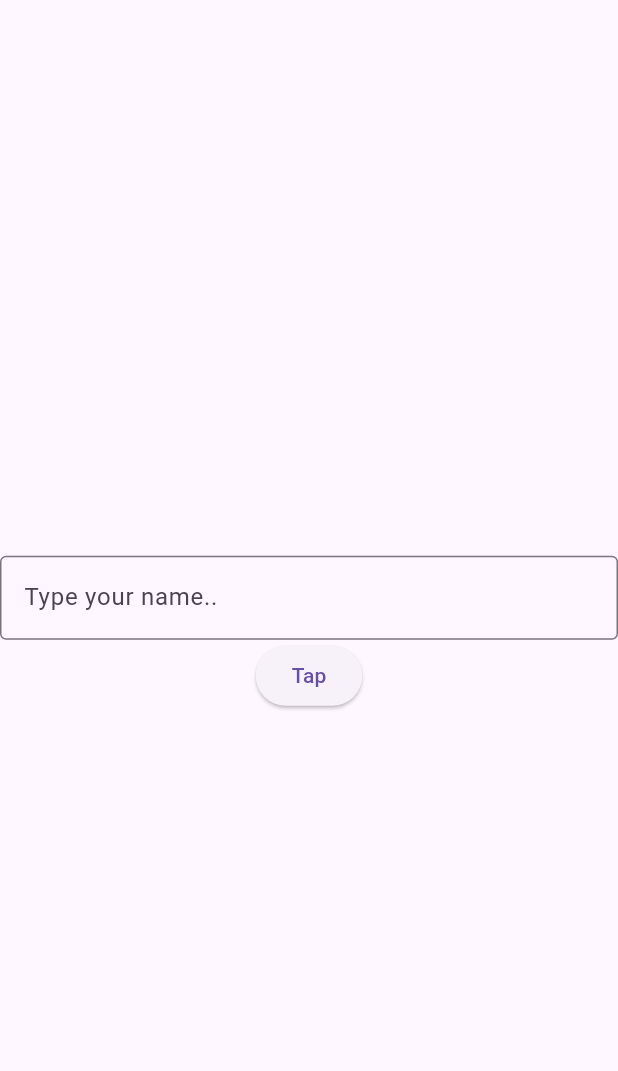
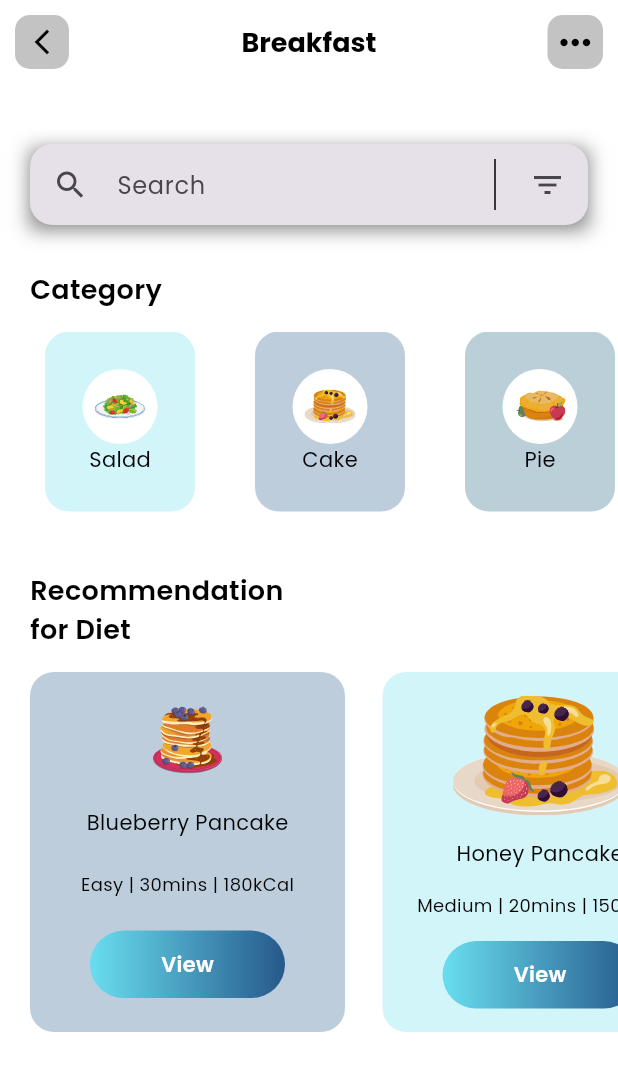
Before and after one commit to SehanAF/Learning-Flutter, a Flutter app: the screen it shows after launch, on a phone screen of 412 x 824 dp. Shown: the top 1071 px of the screen. Run offline on Flutter 3.47's test engine with Material 3 defaults, Android fonts, the phone set to English and light mode, and no system bars; our stand-ins replace dio, flutter_slidable, flutter_svg, google_nav_bar, hive, hive_flutter; missing offline and left inert: status_alert; accounts and stored records are empty.

Commit message:
update menyelesaikan project Breakfast

```diff
--- a/lib/main.dart
+++ b/lib/main.dart
@@ -1,9 +1,5 @@
 import 'package:flutter/material.dart';
-import 'package:myapp/pages/pages_tutorial/todo_page.dart';
-import 'package:myapp/pages/pages_tutorial/counter_page.dart';
-import 'package:myapp/pages/first_page.dart';
-import 'package:myapp/pages/pages_recipebook/home_page.dart';
-import 'package:myapp/pages/pages_recipebook/login_page.dart';
+import 'package:myapp/pages/home.dart';
 
 void main() {
   runApp(const MyApp());
@@ -16,7 +12,8 @@ class MyApp extends StatelessWidget {
   Widget build(BuildContext context) {
     return MaterialApp(
       debugShowCheckedModeBanner: false,
-      home: ToDoPage(),
+      theme: ThemeData(fontFamily: "Poppins"),
+      home: HomePageBreakfast(),
     );
   }
 }
--- /dev/null
+++ b/lib/models/breakfast/category_model.dart
@@ -0,0 +1,45 @@
+import 'package:flutter/material.dart';
+
+class CategoryModel {
+  String name;
+  String iconPath;
+  Color boxColor;
+
+  CategoryModel(
+      {required this.name, required this.iconPath, required this.boxColor});
+
+  static List<CategoryModel> getCategories() {
+    List<CategoryModel> categories = [];
+
+    categories.add(
+      CategoryModel(
+        name: "Salad",
+        iconPath: "assets/Icons/plate.svg",
+        boxColor: const Color.fromARGB(255, 105, 222, 240),
+      ),
+    );
+    categories.add(
+      CategoryModel(
+        name: "Cake",
+        iconPath: "assets/Icons/pancakes.svg",
+        boxColor: Color.fromARGB(255, 38, 89, 139),
+      ),
+    );
+    categories.add(
+      CategoryModel(
+        name: "Pie",
+        iconPath: "assets/Icons/pie.svg",
+        boxColor: Color.fromARGB(255, 25, 96, 125),
+      ),
+    );
+    categories.add(
+      CategoryModel(
+        name: "Smoothies",
+        iconPath: "assets/Icons/orange-snacks.svg",
+        boxColor: Color.fromARGB(255, 34, 87, 131),
+      ),
+    );
+
+    return categories;
+  }
+}
--- /dev/null
+++ b/lib/models/breakfast/diet_model.dart
@@ -0,0 +1,72 @@
+import 'package:flutter/material.dart';
+
+class DietModel {
+  String name;
+  String iconPath;
+  String level;
+  String duration;
+  String calorie;
+  bool viewIsSelected;
+  Color boxColor;
+
+  DietModel({
+    required this.name,
+    required this.iconPath,
+    required this.level,
+    required this.duration,
+    required this.calorie,
+    required this.viewIsSelected,
+    required this.boxColor,
+  });
+
+  static List<DietModel> getDiets() {
+    List<DietModel> diets = [];
+
+    diets.add(
+      DietModel(
+        name: "Blueberry Pancake",
+        iconPath: "assets/Icons/blueberry-pancake.svg",
+        level: "Easy",
+        duration: "30mins",
+        calorie: "180kCal",
+        viewIsSelected: true,
+        boxColor: Color.fromARGB(255, 38, 89, 139),
+      ),
+    );
+    diets.add(
+      DietModel(
+        name: "Honey Pancake",
+        iconPath: "assets/Icons/honey-pancakes.svg",
+        level: "Medium",
+        duration: "20mins",
+        calorie: "150kCal",
+        viewIsSelected: false,
+        boxColor: Color.fromARGB(255, 105, 222, 240),
+      ),
+    );
+    diets.add(
+      DietModel(
+        name: "Salmon Nagiri",
+        iconPath: "assets/Icons/salmon-nigiri.svg",
+        level: "Hard",
+        duration: "40mins",
+        calorie: "250kCal",
+        viewIsSelected: false,
+        boxColor: Color.fromARGB(255, 25, 96, 125),
+      ),
+    );
+    diets.add(
+      DietModel(
+        name: "Canai Bread",
+        iconPath: "assets/Icons/canai-bread.svg",
+        level: "Easy",
+        duration: "15mins",
+        calorie: "120kCal",
+        viewIsSelected: true,
+        boxColor: Color.fromARGB(255, 34, 87, 131),
+      ),
+    );
+
+    return diets;
+  }
+}
--- /dev/null
+++ b/lib/pages/home.dart
@@ -0,0 +1,329 @@
+// ignore_for_file: prefer_const_literals_to_create_immutables, prefer_const_constructors, sort_child_properties_last
+
+import 'package:flutter/material.dart';
+import 'package:flutter_svg/svg.dart';
+import 'package:myapp/models/breakfast/category_model.dart';
+import 'package:myapp/models/breakfast/diet_model.dart';
+
+class HomePageBreakfast extends StatefulWidget {
+  HomePageBreakfast({super.key});
+
+  @override
+  State<HomePageBreakfast> createState() => _HomePageBreakfastState();
+}
+
+class _HomePageBreakfastState extends State<HomePageBreakfast> {
+  List<CategoryModel> categories = [];
+  List<DietModel> diets = [];
+
+  void _getCategories() {
+    categories = CategoryModel.getCategories();
+  }
+
+  void _getDiet() {
+    diets = DietModel.getDiets();
+  }
+
+  @override
+  void initState() {
+    super.initState();
+    _getInitialInfo();
+  }
+
+  void _getInitialInfo() {
+    categories = CategoryModel.getCategories();
+    diets = DietModel.getDiets();
+  }
+
+  @override
+  Widget build(BuildContext context) {
+    return Scaffold(
+      appBar: buildAppBar(),
+      backgroundColor: Colors.white,
+      body: SingleChildScrollView(
+        child: Column(
+          crossAxisAlignment: CrossAxisAlignment.start,
+          children: [
+            _searchField(),
+            SizedBox(height: 30),
+            _categoriesSection(),
+            SizedBox(
+              height: 40,
+            ),
+            Column(
+              crossAxisAlignment: CrossAxisAlignment.start,
+              children: [
+                Padding(
+                  padding: const EdgeInsets.only(left: 20),
+                  child: Text(
+                    "Recommendation\nfor Diet",
+                    style: TextStyle(
+                      color: Colors.black,
+                      fontSize: 18,
+                      fontWeight: FontWeight.w600,
+                    ),
+                  ),
+                ),
+                SizedBox(
+                  height: 15,
+                ),
+                Container(
+                  height: 240,
+                  child: ListView.separated(
+                    itemBuilder: (context, index) {
+                      return Container(
+                        width: 210,
+                        decoration: BoxDecoration(
+                          color: diets[index].boxColor.withOpacity(0.3),
+                          borderRadius: BorderRadius.circular(16),
+                        ),
+                        child: Column(
+                          mainAxisAlignment: MainAxisAlignment.spaceEvenly,
+                          children: [
+                            SvgPicture.asset(
+                              diets[index].iconPath
+                            ),
+                            Text(
+                              diets[index].name,
+                              style: TextStyle(
+                                color: Colors.black,
+                                fontSize: 14,
+                                fontWeight: FontWeight.w400,
+                              ),
+                            ),
+                            Text(
+                              diets[index].level + ' | ' + diets[index].duration + ' | ' + diets[index].calorie,
+                              style: TextStyle(
+                                color: Colors.black,
+                                fontSize: 12,
+                                fontWeight: FontWeight.w400,
+                              ),
+                            ),
+                            Container(
+                              height: 45,
+                              width: 130,
+                              child: Center(
+                                child: Text(
+                                  "View",
+                                  style: TextStyle(
+                                    color: Colors.white,
+                                    fontSize: 14,
+                                    fontWeight: FontWeight.w600,
+                                  ),
+                                ),
+                              ),
+                              decoration: BoxDecoration(
+                                gradient: LinearGradient(
+                                  colors: [
+                                    Color.fromARGB(255, 105, 222, 240),
+                                    Color.fromARGB(255, 38, 89, 139),
+                                  ]
+                                ),
+                                borderRadius: BorderRadius.circular(50)
+                              ),
+                            )
+                          ],
+                        ),
+                      );
+                    },
+                    separatorBuilder: (context, index) => SizedBox(
+                      width: 25,
+                    ),
+                    itemCount: diets.length,
+                    scrollDirection: Axis.horizontal,
+                    padding: EdgeInsets.only(
+                      left: 20,
+                      right: 20,
+                    ),
+                  ),
+                )
+              ],
+            )
+          ],
+        ),
+      ),
+    );
+  }
+
+  Column _categoriesSection() {
+    return Column(
+      crossAxisAlignment: CrossAxisAlignment.start,
+      children: [
+        Padding(
+          padding: const EdgeInsets.only(left: 20),
+          child: Text(
+            "Category",
+            style: TextStyle(
+              color: Colors.black,
+              fontSize: 18,
+              fontWeight: FontWeight.w600,
+            ),
+          ),
+        ),
+        SizedBox(
+          height: 15,
+        ),
+        Container(
+          height: 120,
+          child: ListView.separated(
+            itemCount: categories.length,
+            scrollDirection: Axis.horizontal,
+            padding: EdgeInsets.only(
+              left: 20,
+              right: 20,
+            ),
+            separatorBuilder: (context, index) => SizedBox(
+              width: 20,
+            ),
+            itemBuilder: (context, index) {
+              return Container(
+                width: 100,
+                decoration: BoxDecoration(
+                  color: categories[index].boxColor.withOpacity(0.3),
+                  borderRadius: BorderRadius.circular(16),
+                ),
+                margin: EdgeInsets.only(
+                  left: 10,
+                  right: 10,
+                ),
+                child: Column(
+                  mainAxisAlignment: MainAxisAlignment.center,
+                  children: [
+                    Container(
+                      width: 50,
+                      height: 50,
+                      decoration: BoxDecoration(
+                        color: Colors.white,
+                        shape: BoxShape.circle,
+                      ),
+                      child: Padding(
+                        padding: const EdgeInsets.all(8.0),
+                        child: SvgPicture.asset(
+                          categories[index].iconPath,
+                        ),
+                      ),
+                    ),
+                    Text(
+                      categories[index].name,
+                      style: TextStyle(
+                        color: Colors.black,
+                        fontSize: 14,
+                        fontWeight: FontWeight.w400,
+                      ),
+                    ),
+                  ],
+                ),
+              );
+            },
+          ),
+        ),
+      ],
+    );
+  }
+
+  Container _searchField() {
+    return Container(
+      margin: EdgeInsets.only(top: 40, left: 20, right: 20),
+      decoration: BoxDecoration(
+        boxShadow: [
+          BoxShadow(
+            color: const Color.fromARGB(255, 0, 0, 0).withOpacity(0.5),
+            spreadRadius: 0.0,
+            blurRadius: 10,
+            offset: Offset(0, 3),
+          ),
+        ],
+      ),
+      child: TextField(
+        decoration: InputDecoration(
+          hintText: 'Search',
+          prefixIcon: Padding(
+            padding: EdgeInsets.all(15),
+            child: Icon(Icons.search),
+          ),
+          suffixIcon: Container(
+            width: 100,
+            child: IntrinsicHeight(
+              child: Row(
+                mainAxisAlignment: MainAxisAlignment.end,
+                children: [
+                  VerticalDivider(
+                    thickness: 1,
+                    color: const Color.fromARGB(255, 0, 0, 0),
+                    indent: 10,
+                    endIndent: 10,
+                  ),
+                  Padding(
+                    padding: EdgeInsets.all(15),
+                    child: Icon(Icons.filter_list),
+                  ),
+                ],
+              ),
+            ),
+          ),
+          contentPadding: EdgeInsets.all(15),
+          filled: true,
+          border: OutlineInputBorder(
+            borderRadius: BorderRadius.circular(15),
+            borderSide: BorderSide.none,
+          ),
+        ),
+      ),
+    );
+  }
+
+  AppBar buildAppBar() {
+    return AppBar(
+      title: const Text(
+        "Breakfast",
+        style: TextStyle(
+          color: Colors.black,
+          fontSize: 18,
+          fontWeight: FontWeight.bold,
+        ),
+      ),
+      backgroundColor: Colors.white,
+      elevation: 0,
+      centerTitle: true,
+      leading: GestureDetector(
+        onTap: () {
+          // Handle back button tap
+        },
+        child: Container(
+          margin: EdgeInsets.all(10),
+          alignment: Alignment.center,
+          decoration: BoxDecoration(
+            color: Color.fromARGB(255, 195, 195, 195),
+            borderRadius: BorderRadius.circular(10),
+          ),
+          child: Icon(
+            Icons.arrow_back_ios_new,
+            color: const Color.fromARGB(255, 1, 1, 1),
+            size: 20,
+          ),
+        ),
+      ),
+      actions: [
+        GestureDetector(
+          onTap: () {
+            // Handle more button tap
+          },
+          child: Container(
+            margin: EdgeInsets.all(10),
+            alignment: Alignment.center,
+            width: 37,
+            decoration: BoxDecoration(
+              color: Color.fromARGB(255, 195, 195, 195),
+              borderRadius: BorderRadius.circular(10),
+            ),
+            child: Icon(
+              Icons.more_horiz,
+              color: const Color.fromARGB(255, 1, 1, 1),
+              size: 30,
+            ),
+          ),
+        ),
+      ],
+    );
+  }
+}
```
Also changed, not shown: pubspec.yaml (+20 -16 lines), assets/Icons/blueberry-pancake.svg (added), assets/Icons/canai-bread.svg (added), assets/Icons/honey-pancakes.svg (added), assets/Icons/orange-snacks.svg (added), assets/Icons/pancakes.svg (added), assets/Icons/pie.svg (added), assets/Icons/plate.svg (added), assets/Icons/salmon-nigiri.svg (added), assets/fonts/Poppins-Bold.ttf (added), assets/fonts/Poppins-Medium.ttf (added), assets/fonts/Poppins-Regular.ttf (added), assets/fonts/Poppins-SemiBold.ttf (added), pubspec.lock.
